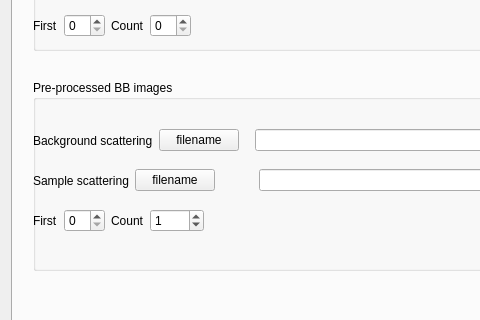
Qt form frameworks/imageprocessing/modules/ImagingModulesGui/src/bblognormdlg.ui (neutronimaging/imagingsuite) before a commit; both pictures show x 0 to 480 and y 517 to 837 of the 1094 by 982 pixel window.
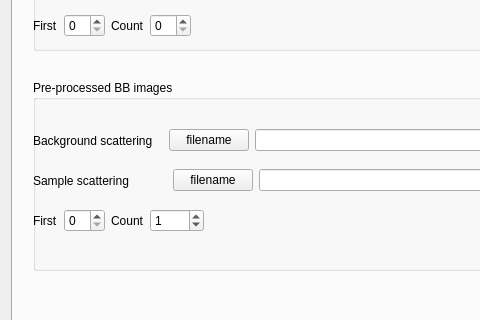
The same form after that commit. Custom widgets are drawn as their Qt base class.

Commit message: added filename button and automatic counting of external BB for the BB dialog in MuhRec

Diff of the .ui file:
```diff
--- a/frameworks/imageprocessing/modules/ImagingModulesGui/src/bblognormdlg.ui
+++ b/frameworks/imageprocessing/modules/ImagingModulesGui/src/bblognormdlg.ui
@@ -219,13 +219,6 @@
            </property>
           </widget>
          </item>
-         <item>
-          <widget class="QPushButton" name="pushButton_ext_sample_back">
-           <property name="text">
-            <string>filename</string>
-           </property>
-          </widget>
-         </item>
          <item>
           <spacer name="horizontalSpacer_11">
            <property name="orientation">
@@ -242,6 +235,13 @@
            </property>
           </spacer>
          </item>
+         <item>
+          <widget class="QPushButton" name="pushButton_ext_sample_back">
+           <property name="text">
+            <string>filename</string>
+           </property>
+          </widget>
+         </item>
          <item>
           <widget class="QLineEdit" name="edit_BB_external"/>
          </item>
@@ -340,13 +340,6 @@
            </property>
           </widget>
          </item>
-         <item>
-          <widget class="QPushButton" name="pushButton_ext_back">
-           <property name="text">
-            <string>filename</string>
-           </property>
-          </widget>
-         </item>
          <item>
           <spacer name="horizontalSpacer_9">
            <property name="orientation">
@@ -363,6 +356,13 @@
            </property>
           </spacer>
          </item>
+         <item>
+          <widget class="QPushButton" name="pushButton_ext_back">
+           <property name="text">
+            <string>filename</string>
+           </property>
+          </widget>
+         </item>
          <item>
           <widget class="QLineEdit" name="edit_OBBB_ext"/>
          </item>
```
The commit also changes 3 other files.
